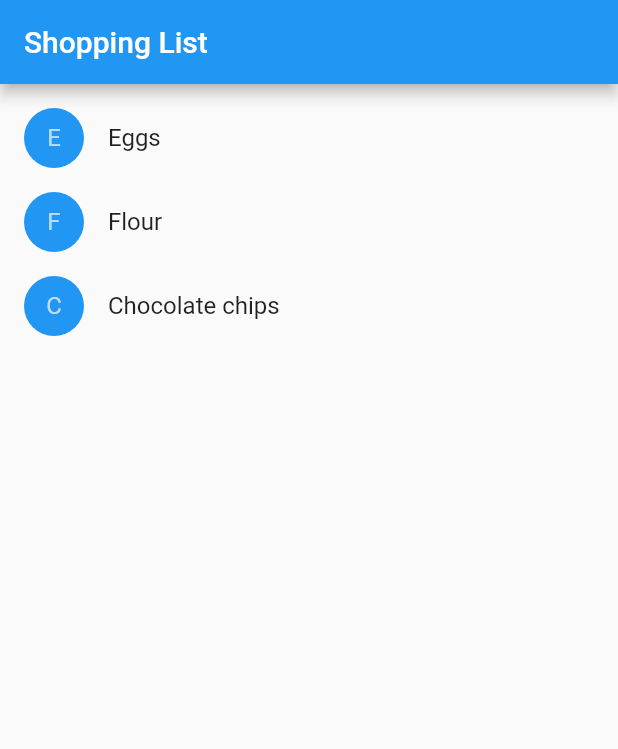
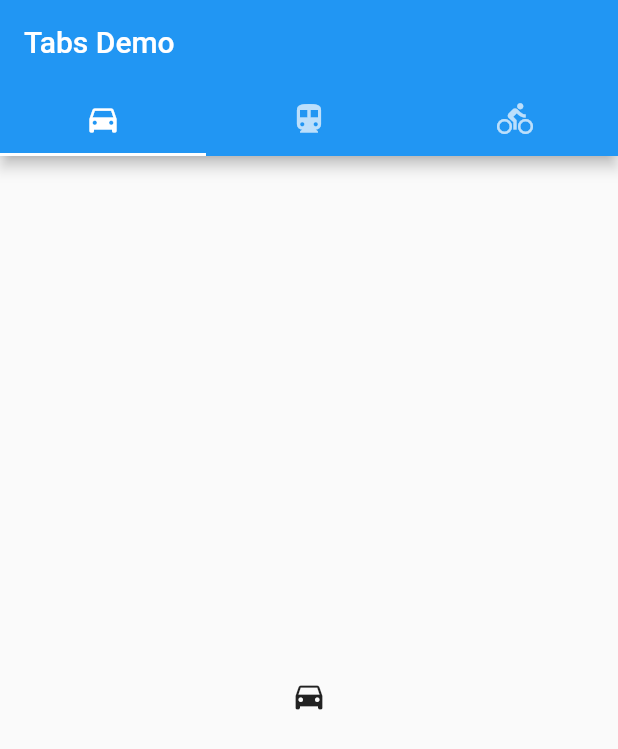
Before and after one commit to qq2339300630/cjj_flutter_ui_study, a Flutter app: the screen it shows after launch, on a phone screen of 412 x 824 dp. Shown: the top 749 px of the screen. Run offline on Flutter 3.47's test engine with Material 2 defaults, Android fonts, the phone set to English and light mode, and no system bars.

Commit message:
tabbar的简单使用

```diff
--- a/lib/main.dart
+++ b/lib/main.dart
@@ -223,7 +223,9 @@ class ShoppingListItem extends StatelessWidget {
 
   @override
   Widget build(BuildContext context) {
-    return ListTile(
+    return Container(
+        height: 100.0,
+        child: ListTile(
           onTap: () {
             onCartChanged(product, inCart);
           },
@@ -235,10 +237,23 @@ class ShoppingListItem extends StatelessWidget {
             product.name,
             style: _getTextStyle(context),
           ),
-    );
+        ));
+
+    // return ListTile(
+    //   onTap: () {
+    //     onCartChanged(product, inCart);
+    //   },
+    //   leading: CircleAvatar(
+    //     backgroundColor: _getColor(context),
+    //     child: Text(product.name[0]),
+    //   ),
+    //   title: Text(
+    //     product.name,
+    //     style: _getTextStyle(context),
+    //   ),
+    // );
   }
 }
-
 
 /**
  * todo 简单列表使用
@@ -273,7 +288,11 @@ class _ShoppingListState extends State<ShoppingList> {
       appBar: AppBar(
         title: Text('Shopping List'),
       ),
-      body: ListView(
+      body: GridView.count(
+        crossAxisCount: 2,
+        crossAxisSpacing: 10.0,
+        mainAxisSpacing: 10.0,
+        childAspectRatio: 12 / 1,
         padding: EdgeInsets.symmetric(vertical: 8.0),
         children: widget.produces.map((Product product) {
           return ShoppingListItem(
@@ -286,15 +305,74 @@ class _ShoppingListState extends State<ShoppingList> {
   }
 }
 
+class Myapp extends StatelessWidget {
+  @override
+  Widget build(BuildContext context) {
+    final title = 'Grad List';
+    return new MaterialApp(
+      title: title,
+      home: new Scaffold(
+        appBar: new AppBar(
+          title: new Text(title),
+        ),
+        body: GridView.count(
+          crossAxisCount: 2,
+          children: new List.generate(100, (index) {
+            return new Text(
+              'Item $index',
+              style: Theme.of(context).textTheme.headline1,
+            );
+          }),
+        ),
+      ),
+    );
+  }
+}
+
+// void main() {
+//   runApp(MaterialApp(
+//     title: 'Shopping App',
+//     home: ShoppingList(
+//       produces: <Product>[
+//         Product(name: 'Eggs'),
+//         Product(name: 'Flour'),
+//         Product(name: 'Chocolate chips'),
+//         Product(name: 'tomato'),
+//         Product(name: 'banana'),
+//         Product(name: 'Apple'),
+//       ],
+//     ),
+//   ));
+// }
+
 void main() {
-  runApp(MaterialApp(
-    title: 'Shopping App',
-    home: ShoppingList(
-      produces: <Product>[
-        Product(name: 'Eggs'),
-        Product(name: 'Flour'),
-        Product(name: 'Chocolate chips')
+  runApp(new TabBarDemo());
+}
+
+class TabBarDemo extends StatelessWidget {
+  @override
+  Widget build(BuildContext context) {
+    return MaterialApp(
+      home: DefaultTabController(
+        length: 3,
+        child: Scaffold(
+          appBar: AppBar(
+            bottom: TabBar(
+              tabs: [
+                Tab(icon: Icon(Icons.directions_car)),
+                Tab(icon: Icon(Icons.directions_transit)),
+                Tab(icon: Icon(Icons.directions_bike)),
               ],
             ),
-  ));
+            title: Text('Tabs Demo'),
+          ),
+          body: TabBarView(children: [
+            Icon(Icons.directions_car),
+            Icon(Icons.directions_transit),
+            Icon(Icons.directions_bike),
+          ],),
+        ),
+      ),
+    );
   }
+}
```
Lines whose indentation alone changed are shown as unchanged.
